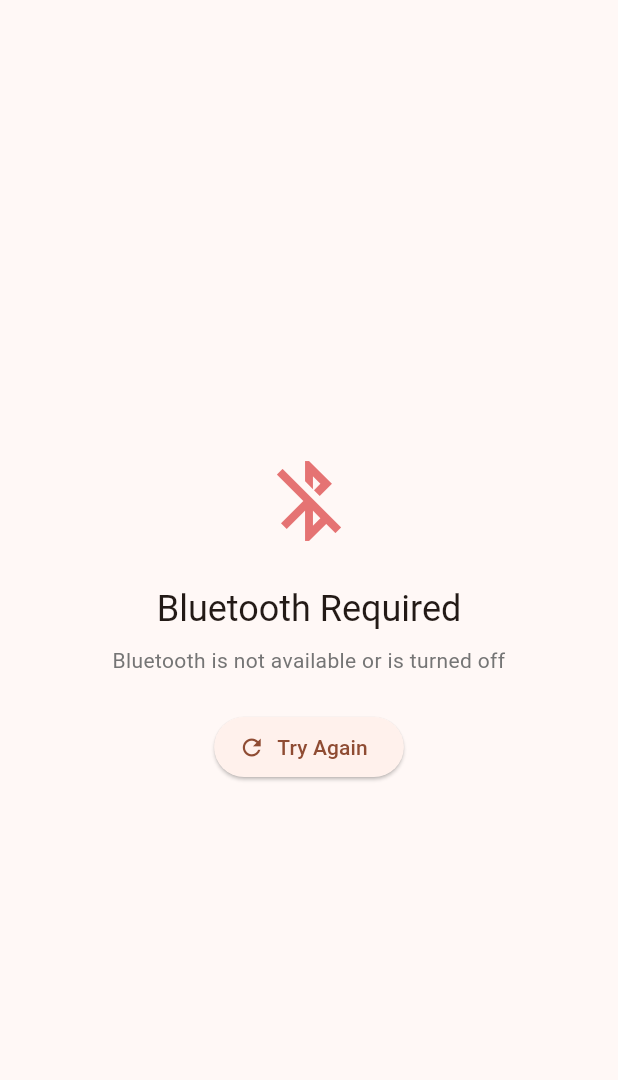
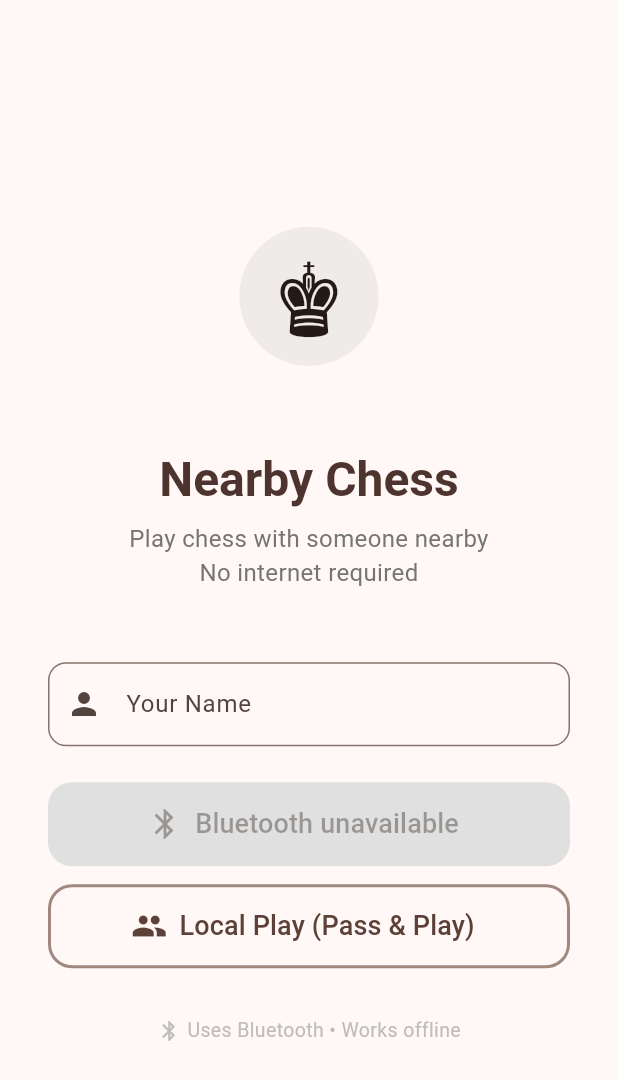
Before and after one commit to ilkesever/nearby_games, a Flutter app: the screen it shows after launch, on a phone screen of 412 x 824 dp. Shown: the top 1080 px of the screen. Run offline on Flutter 3.47's test engine with Material 3 defaults, Android fonts, the phone set to English and light mode, and no system bars; our stand-ins replace plugin_platform_interface.

Commit message:
feat: add unit tests + local pass & play mode for testing
- 20 chess engine unit tests (pawns, knights, castling, en passant, checkmate, serialization)
- Local Play screen for testing UI on simulator without BLE
- Home screen now shows both Play Nearby (BLE) and Local Play options

```diff
--- a/apps/chess/lib/main.dart
+++ b/apps/chess/lib/main.dart
@@ -3,6 +3,7 @@ import 'package:game_framework/game_framework.dart';
 import 'package:nearby_ble/nearby_ble.dart';
 
 import 'ui/chess_game_screen.dart';
+import 'ui/local_game_screen.dart';
 
 void main() {
   runApp(const ChessApp());
@@ -29,7 +30,7 @@ class ChessApp extends StatelessWidget {
   }
 }
 
-/// Home screen — initializes BLE and navigates to the lobby.
+/// Home screen — choose local play or BLE multiplayer.
 class HomeScreen extends StatefulWidget {
   const HomeScreen({super.key});
 
@@ -39,40 +40,36 @@ class HomeScreen extends StatefulWidget {
 
 class _HomeScreenState extends State<HomeScreen> {
   final BleService _bleService = BleService();
-  bool _isInitializing = true;
-  String? _error;
+  bool _bleAvailable = false;
+  bool _bleChecked = false;
   String _playerName = 'Player';
 
   @override
   void initState() {
     super.initState();
-    _initBle();
+    _checkBle();
   }
 
-  Future<void> _initBle() async {
+  Future<void> _checkBle() async {
     try {
       await _bleService.initialize();
       final available = await _bleService.isAvailable();
-      if (!available) {
+      if (available) {
+        final granted = await _bleService.requestPermissions();
         setState(() {
-          _error = 'Bluetooth is not available or is turned off';
-          _isInitializing = false;
+          _bleAvailable = granted;
+          _bleChecked = true;
         });
-        return;
+      } else {
+        setState(() {
+          _bleAvailable = false;
+          _bleChecked = true;
+        });
       }
-      final granted = await _bleService.requestPermissions();
-      if (!granted) {
+    } catch (_) {
       setState(() {
-          _error = 'Bluetooth permissions are required to play';
-          _isInitializing = false;
-        });
-        return;
-      }
-      setState(() => _isInitializing = false);
-    } catch (e) {
-      setState(() {
-        _error = e.toString();
-        _isInitializing = false;
+        _bleAvailable = false;
+        _bleChecked = true;
       });
     }
   }
@@ -81,6 +78,13 @@ class _HomeScreenState extends State<HomeScreen> {
   void dispose() {
     _bleService.dispose();
     super.dispose();
+  }
+
+  void _navigateToLocalGame() {
+    Navigator.push(
+      context,
+      MaterialPageRoute(builder: (_) => const LocalGameScreen()),
+    );
   }
 
   void _navigateToLobby() {
@@ -94,7 +98,6 @@ class _HomeScreenState extends State<HomeScreen> {
           playerName: _playerName,
           accentColor: Colors.brown[700],
           onConnected: (connection, isHost) {
-            // Navigate to the game screen
             Navigator.pushReplacement(
               context,
               MaterialPageRoute(
@@ -116,63 +119,7 @@ class _HomeScreenState extends State<HomeScreen> {
   Widget build(BuildContext context) {
     return Scaffold(
       body: SafeArea(
-        child: _isInitializing
-            ? const Center(
-                child: Column(
-                  mainAxisSize: MainAxisSize.min,
-                  children: [
-                    CircularProgressIndicator(),
-                    SizedBox(height: 16),
-                    Text('Initializing Bluetooth...'),
-                  ],
-                ),
-              )
-            : _error != null
-                ? _buildErrorScreen()
-                : _buildHomeScreen(),
-      ),
-    );
-  }
-
-  Widget _buildErrorScreen() {
-    return Center(
         child: Padding(
-        padding: const EdgeInsets.all(32),
-        child: Column(
-          mainAxisSize: MainAxisSize.min,
-          children: [
-            Icon(Icons.bluetooth_disabled, size: 64, color: Colors.red[300]),
-            const SizedBox(height: 24),
-            Text(
-              'Bluetooth Required',
-              style: Theme.of(context).textTheme.headlineSmall,
-            ),
-            const SizedBox(height: 8),
-            Text(
-              _error!,
-              textAlign: TextAlign.center,
-              style: TextStyle(color: Colors.grey[600]),
-            ),
-            const SizedBox(height: 24),
-            ElevatedButton.icon(
-              onPressed: () {
-                setState(() {
-                  _isInitializing = true;
-                  _error = null;
-                });
-                _initBle();
-              },
-              icon: const Icon(Icons.refresh),
-              label: const Text('Try Again'),
-            ),
-          ],
-        ),
-      ),
-    );
-  }
-
-  Widget _buildHomeScreen() {
-    return Padding(
           padding: const EdgeInsets.all(32),
           child: Column(
             mainAxisAlignment: MainAxisAlignment.center,
@@ -198,10 +145,7 @@ class _HomeScreenState extends State<HomeScreen> {
               Text(
                 'Play chess with someone nearby\nNo internet required',
                 textAlign: TextAlign.center,
-            style: TextStyle(
-              fontSize: 16,
-              color: Colors.grey[600],
-            ),
+                style: TextStyle(fontSize: 16, color: Colors.grey[600]),
               ),
               const SizedBox(height: 48),
 
@@ -220,17 +164,46 @@ class _HomeScreenState extends State<HomeScreen> {
               ),
               const SizedBox(height: 24),
 
-          // Play button
+              // Play Nearby (BLE) button
               SizedBox(
                 width: double.infinity,
                 height: 56,
                 child: ElevatedButton.icon(
-              onPressed: _navigateToLobby,
-              icon: const Icon(Icons.play_arrow, size: 28),
-              label: const Text('Play', style: TextStyle(fontSize: 18)),
+                  onPressed: _bleAvailable ? _navigateToLobby : null,
+                  icon: const Icon(Icons.bluetooth, size: 24),
+                  label: Text(
+                    !_bleChecked
+                        ? 'Checking Bluetooth...'
+                        : (_bleAvailable
+                            ? 'Play Nearby'
+                            : 'Bluetooth unavailable'),
+                    style: const TextStyle(fontSize: 18),
+                  ),
                   style: ElevatedButton.styleFrom(
                     backgroundColor: Colors.brown[700],
                     foregroundColor: Colors.white,
+                    disabledBackgroundColor: Colors.grey[300],
+                    shape: RoundedRectangleBorder(
+                      borderRadius: BorderRadius.circular(16),
+                    ),
+                  ),
+                ),
+              ),
+              const SizedBox(height: 12),
+
+              // Local Play button — always available
+              SizedBox(
+                width: double.infinity,
+                height: 56,
+                child: OutlinedButton.icon(
+                  onPressed: _navigateToLocalGame,
+                  icon: Icon(Icons.people, size: 24, color: Colors.brown[700]),
+                  label: Text(
+                    'Local Play (Pass & Play)',
+                    style: TextStyle(fontSize: 18, color: Colors.brown[700]),
+                  ),
+                  style: OutlinedButton.styleFrom(
+                    side: BorderSide(color: Colors.brown[300]!, width: 2),
                     shape: RoundedRectangleBorder(
                       borderRadius: BorderRadius.circular(16),
                     ),
@@ -254,6 +227,8 @@ class _HomeScreenState extends State<HomeScreen> {
               ),
             ],
           ),
+        ),
+      ),
     );
   }
 }
```
Also changed, not shown: apps/chess/lib/ui/local_game_screen.dart (added, +173 -0 lines), 1 other file. Lines whose indentation alone changed are shown as unchanged.
